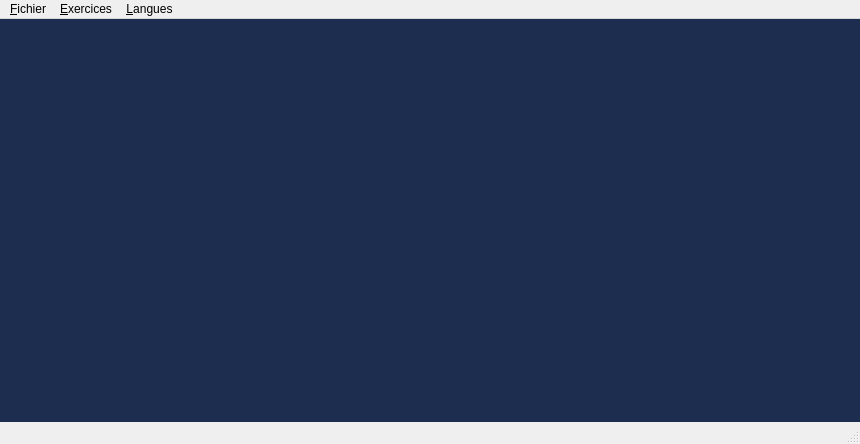
Txikilinux/leterrier-mulot, file mainwindow.ui: the form before one commit.
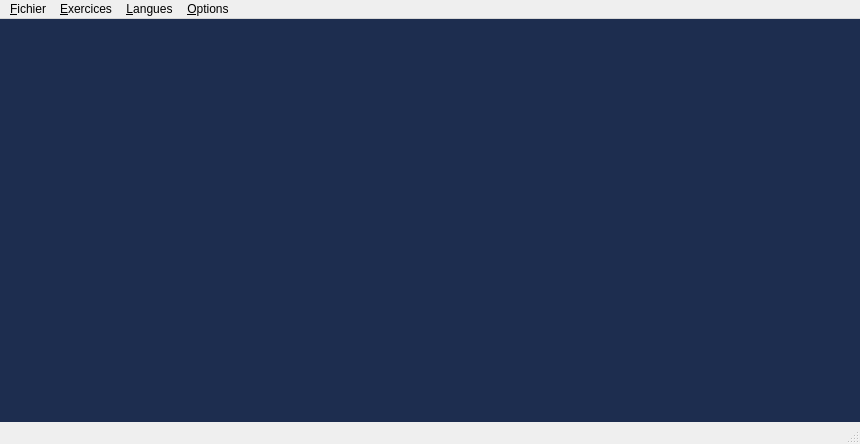
The form after the commit.

Commit message: option mode demo ok

Patch:
```diff
--- a/mainwindow.ui
+++ b/mainwindow.ui
@@ -43,7 +43,7 @@
      <x>0</x>
      <y>0</y>
      <width>860</width>
-     <height>25</height>
+     <height>23</height>
     </rect>
    </property>
    <widget class="QMenu" name="menu_Fichier">
@@ -69,9 +69,16 @@
      <string>&amp;Langues</string>
     </property>
    </widget>
+   <widget class="QMenu" name="menuOptions">
+    <property name="title">
+     <string>&amp;Options</string>
+    </property>
+    <addaction name="actionMode_D_mo"/>
+   </widget>
    <addaction name="menu_Fichier"/>
    <addaction name="menuExercice"/>
    <addaction name="menuLangues"/>
+   <addaction name="menuOptions"/>
   </widget>
   <action name="action_Quitter">
    <property name="text">
```
Left out of the diff: 11 changed lines with no effect on the pictures. The commit also changes 3 other files.
